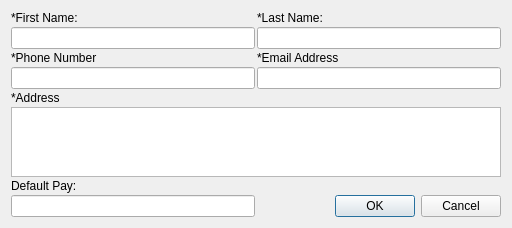
This is Gui/AddUserDialog.ui in smithbro2115/Clocking as Qt 5 draws it before an edit. The edited form follows.
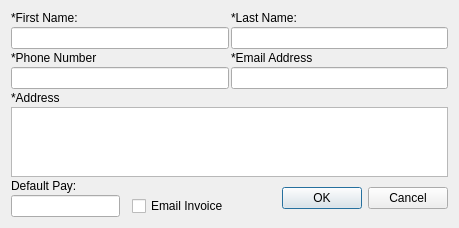
This is the edited form.

Commit message: - Added more available dates for assigning - You can now assign whether you want to email invoices on the make user screen - Fixed some user editing bugs

Patch:
```diff
--- a/Gui/AddUserDialog.ui
+++ b/Gui/AddUserDialog.ui
@@ -6,8 +6,8 @@
    <rect>
     <x>0</x>
     <y>0</y>
-    <width>512</width>
-    <height>218</height>
+    <width>459</width>
+    <height>221</height>
    </rect>
   </property>
   <property name="windowTitle">
@@ -17,13 +17,7 @@
    <property name="spacing">
     <number>2</number>
    </property>
-   <item row="1" column="1">
-    <widget class="QLineEdit" name="lastNameLineEdit"/>
-   </item>
-   <item row="1" column="0">
-    <widget class="QLineEdit" name="firstNameLineEdit"/>
-   </item>
-   <item row="7" column="1">
+   <item row="8" column="1">
     <widget class="QDialogButtonBox" name="buttonBox">
      <property name="orientation">
       <enum>Qt::Horizontal</enum>
@@ -40,12 +34,11 @@
      </property>
     </widget>
    </item>
-   <item row="4" column="0" colspan="2">
-    <widget class="QLabel" name="label_6">
-     <property name="text">
-      <string>*Address</string>
-     </property>
-    </widget>
+   <item row="1" column="1">
+    <widget class="QLineEdit" name="lastNameLineEdit"/>
+   </item>
+   <item row="3" column="1">
+    <widget class="QLineEdit" name="emailLineEdit"/>
    </item>
    <item row="0" column="1">
     <widget class="QLabel" name="label_2">
@@ -54,15 +47,8 @@
      </property>
     </widget>
    </item>
-   <item row="6" column="0">
-    <widget class="QLabel" name="label_3">
-     <property name="text">
-      <string>Default Pay:</string>
-     </property>
-     <property name="alignment">
-      <set>Qt::AlignLeading|Qt::AlignLeft|Qt::AlignVCenter</set>
-     </property>
-    </widget>
+   <item row="3" column="0">
+    <widget class="QLineEdit" name="phoneLineEdit"/>
    </item>
    <item row="0" column="0">
     <widget class="QLabel" name="label">
@@ -71,9 +57,6 @@
      </property>
     </widget>
    </item>
-   <item row="7" column="0">
-    <widget class="QLineEdit" name="wageLineEdit"/>
-   </item>
    <item row="2" column="0">
     <widget class="QLabel" name="label_4">
      <property name="text">
@@ -81,14 +64,45 @@
      </property>
     </widget>
    </item>
+   <item row="1" column="0">
+    <widget class="QLineEdit" name="firstNameLineEdit"/>
+   </item>
    <item row="5" column="0" colspan="2">
     <widget class="QTextEdit" name="addressTextEdit"/>
    </item>
-   <item row="3" column="0">
-    <widget class="QLineEdit" name="phoneLineEdit"/>
+   <item row="4" column="0" colspan="2">
+    <widget class="QLabel" name="label_6">
+     <property name="text">
+      <string>*Address</string>
+     </property>
+    </widget>
    </item>
-   <item row="3" column="1">
-    <widget class="QLineEdit" name="emailLineEdit"/>
+   <item row="8" column="0">
+    <layout class="QGridLayout" name="gridLayout_2">
+     <property name="horizontalSpacing">
+      <number>12</number>
+     </property>
+     <item row="1" column="0">
+      <widget class="QLineEdit" name="wageLineEdit"/>
+     </item>
+     <item row="0" column="0">
+      <widget class="QLabel" name="label_3">
+       <property name="text">
+        <string>Default Pay:</string>
+       </property>
+       <property name="alignment">
+        <set>Qt::AlignLeading|Qt::AlignLeft|Qt::AlignVCenter</set>
+       </property>
+      </widget>
+     </item>
+     <item row="1" column="1">
+      <widget class="QCheckBox" name="emailInvoinceCheckBox">
+       <property name="text">
+        <string>Email Invoice</string>
+       </property>
+      </widget>
+     </item>
+    </layout>
    </item>
   </layout>
  </widget>
```
Left out of the diff: 1 changed line with no effect on the pictures. The commit also changes 7 other files.
